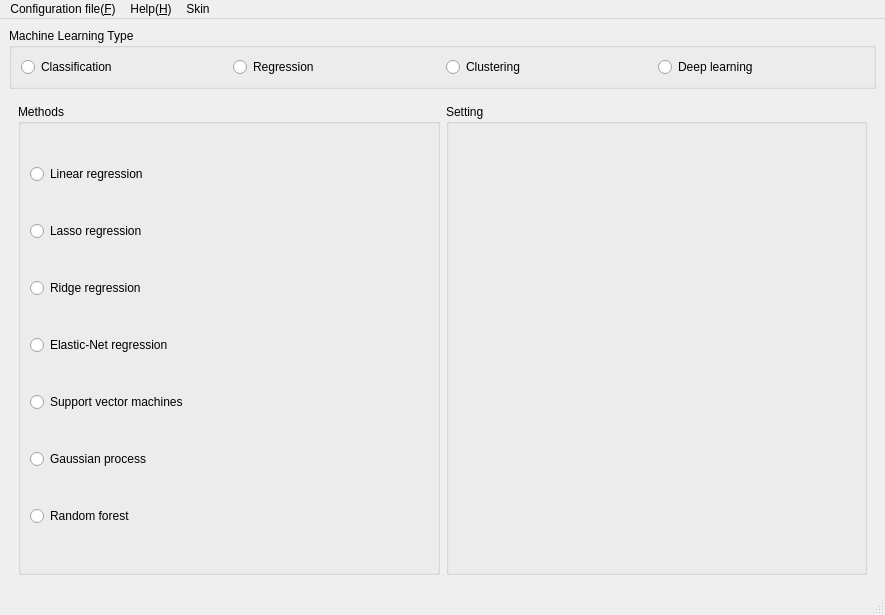
Qt form eslearn/GUI/easylearn_machine_learning_gui.ui (easylearn-fmri/easylearn_dev) before a commit.
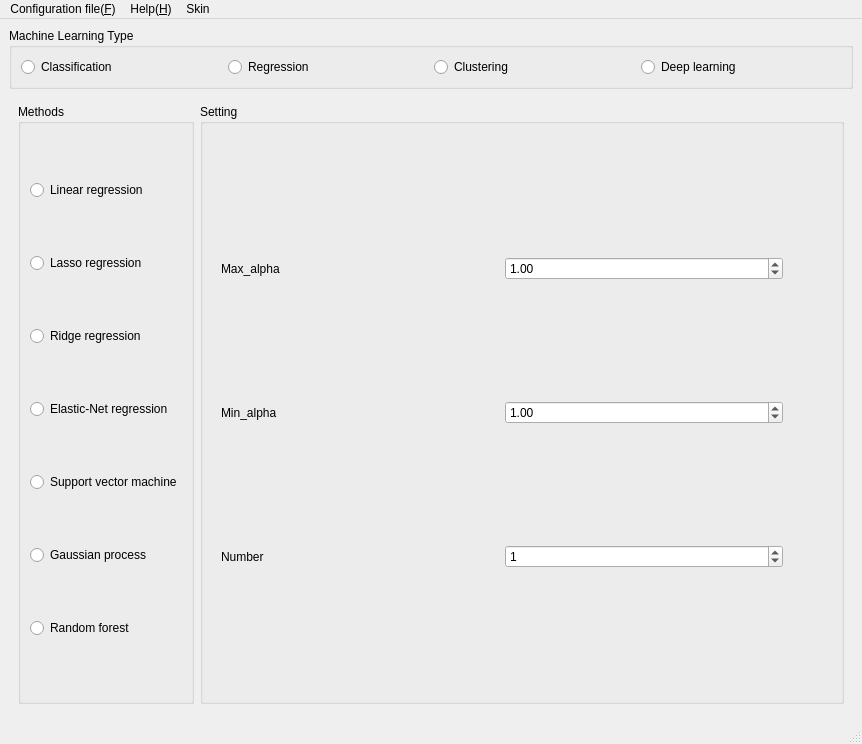
The same form after that commit. The open tabs and pages were chosen to show the change.

Commit message: remove private codes::SSD_classification

Diff of the .ui file:
```diff
--- a/eslearn/GUI/easylearn_machine_learning_gui.ui
+++ b/eslearn/GUI/easylearn_machine_learning_gui.ui
@@ -6,8 +6,8 @@
    <rect>
     <x>0</x>
     <y>0</y>
-    <width>885</width>
-    <height>615</height>
+    <width>862</width>
+    <height>744</height>
    </rect>
   </property>
   <property name="windowTitle">
@@ -15,8 +15,49 @@
   </property>
   <widget class="QWidget" name="centralwidget">
    <layout class="QGridLayout" name="gridLayout_9">
-    <item row="1" column="2">
-     <widget class="QStackedWidget" name="stackedWidget_type">
+    <item row="0" column="0">
+     <widget class="QGroupBox" name="groupBox_machine_learning_type">
+      <property name="title">
+       <string>Machine Learning Type</string>
+      </property>
+      <layout class="QGridLayout" name="gridLayout_19">
+       <item row="0" column="0">
+        <layout class="QHBoxLayout" name="horizontalLayout">
+         <item>
+          <widget class="QRadioButton" name="radioButton_classification">
+           <property name="text">
+            <string>Classification</string>
+           </property>
+          </widget>
+         </item>
+         <item>
+          <widget class="QRadioButton" name="radioButton_regression">
+           <property name="text">
+            <string>Regression</string>
+           </property>
+          </widget>
+         </item>
+         <item>
+          <widget class="QRadioButton" name="radioButton_clustering">
+           <property name="text">
+            <string>Clustering</string>
+           </property>
+          </widget>
+         </item>
+         <item>
+          <widget class="QRadioButton" name="radioButton_deeplearning">
+           <property name="text">
+            <string>Deep learning</string>
+           </property>
+          </widget>
+         </item>
+        </layout>
+       </item>
+      </layout>
+     </widget>
+    </item>
+    <item row="1" column="0">
+     <widget class="QStackedWidget" name="stackedWidget_machine_learning_type">
       <property name="layoutDirection">
        <enum>Qt::LeftToRight</enum>
       </property>
@@ -496,13 +537,165 @@
         </item>
        </layout>
       </widget>
-      <widget class="QWidget" name="stackedWidgetPage2" native="true">
+      <widget class="QWidget" name="stackedWidgetPage_regression">
        <layout class="QGridLayout" name="gridLayout_2">
         <item row="0" column="1">
          <widget class="QGroupBox" name="groupBox_5">
           <property name="title">
            <string>Setting</string>
           </property>
+          <layout class="QGridLayout" name="gridLayout_17">
+           <item row="0" column="0">
+            <widget class="QStackedWidget" name="stackedWidget_regression">
+             <property name="currentIndex">
+              <number>2</number>
+             </property>
+             <widget class="QWidget" name="to_linearregression"/>
+             <widget class="QWidget" name="to_lassoregression">
+              <layout class="QGridLayout" name="gridLayout_13">
+               <item row="0" column="1">
+                <widget class="QDoubleSpinBox" name="doubleSpinBox_regression_lasso_maxalpha">
+                 <property name="maximum">
+                  <double>10000.000000000000000</double>
+                 </property>
+                 <property name="value">
+                  <double>1.000000000000000</double>
+                 </property>
+                </widget>
+               </item>
+               <item row="2" column="1">
+                <widget class="QSpinBox" name="spinBox_regression_lasso_numalpha">
+                 <property name="maximum">
+                  <number>10000</number>
+                 </property>
+                 <property name="value">
+                  <number>1</number>
+                 </property>
+                </widget>
+               </item>
+               <item row="1" column="1">
+                <widget class="QDoubleSpinBox" name="doubleSpinBox_regression_lasso_minalpha">
+                 <property name="maximum">
+                  <double>10000.000000000000000</double>
+                 </property>
+                 <property name="value">
+                  <double>1.000000000000000</double>
+                 </property>
+                </widget>
+               </item>
+               <item row="2" column="0">
+                <widget class="QLabel" name="label_12">
+                 <property name="text">
+                  <string>Number</string>
+                 </property>
+                </widget>
+               </item>
+               <item row="1" column="0">
+                <widget class="QLabel" name="label_11">
+                 <property name="text">
+                  <string>Min_alpha</string>
+                 </property>
+                </widget>
+               </item>
+               <item row="0" column="0">
+                <widget class="QLabel" name="label_3">
+                 <property name="text">
+                  <string>Max_alpha</string>
+                 </property>
+                </widget>
+               </item>
+               <item row="0" column="2">
+                <spacer name="horizontalSpacer_2">
+                 <property name="orientation">
+                  <enum>Qt::Horizontal</enum>
+                 </property>
+                 <property name="sizeType">
+                  <enum>QSizePolicy::Fixed</enum>
+                 </property>
+                 <property name="sizeHint" stdset="0">
+                  <size>
+                   <width>40</width>
+                   <height>20</height>
+                  </size>
+                 </property>
+                </spacer>
+               </item>
+              </layout>
+             </widget>
+             <widget class="QWidget" name="to_ridgeregression">
+              <layout class="QGridLayout" name="gridLayout_18">
+               <item row="2" column="1">
+                <widget class="QSpinBox" name="spinBox_regression_ridge_numalpha">
+                 <property name="maximum">
+                  <number>10000</number>
+                 </property>
+                 <property name="value">
+                  <number>1</number>
+                 </property>
+                </widget>
+               </item>
+               <item row="2" column="0">
+                <widget class="QLabel" name="label_14">
+                 <property name="text">
+                  <string>Number</string>
+                 </property>
+                </widget>
+               </item>
+               <item row="1" column="0">
+                <widget class="QLabel" name="label_15">
+                 <property name="text">
+                  <string>Min_alpha</string>
+                 </property>
+                </widget>
+               </item>
+               <item row="0" column="1">
+                <widget class="QDoubleSpinBox" name="doubleSpinBox_regression_ridge_maxalpha">
+                 <property name="maximum">
+                  <double>10000.000000000000000</double>
+                 </property>
+                 <property name="value">
+                  <double>1.000000000000000</double>
+                 </property>
+                </widget>
+               </item>
+               <item row="1" column="1">
+                <widget class="QDoubleSpinBox" name="doubleSpinBox_regression_ridge_minalpha">
+                 <property name="maximum">
+                  <double>10000.000000000000000</double>
+                 </property>
+                 <property name="value">
+                  <double>1.000000000000000</double>
+                 </property>
+                </widget>
+               </item>
+               <item row="0" column="0">
+                <widget class="QLabel" name="label_13">
+                 <property name="text">
+                  <string>Max_alpha</string>
+                 </property>
+                </widget>
+               </item>
+               <item row="0" column="2">
+                <spacer name="horizontalSpacer_4">
+                 <property name="orientation">
+                  <enum>Qt::Horizontal</enum>
+                 </property>
+                 <property name="sizeType">
+                  <enum>QSizePolicy::Fixed</enum>
+                 </property>
+                 <property name="sizeHint" stdset="0">
+                  <size>
+                   <width>40</width>
+                   <height>20</height>
+                  </size>
+                 </property>
+                </spacer>
+               </item>
+              </layout>
+             </widget>
+            </widget>
+           </item>
+          </layout>
          </widget>
         </item>
         <item row="0" column="0">
@@ -549,7 +742,7 @@
            <item row="4" column="1">
             <widget class="QRadioButton" name="radioButton_7">
              <property name="text">
-              <string>Support vector machines</string>
+              <string>Support vector machine</string>
              </property>
             </widget>
            </item>
@@ -654,47 +847,7 @@
         </item>
        </layout>
       </widget>
-     </widget>
-    </item>
-    <item row="0" column="2">
-     <widget class="QGroupBox" name="groupBox">
-      <property name="title">
-       <string>Machine Learning Type</string>
-      </property>
-      <layout class="QHBoxLayout" name="horizontalLayout_2">
-       <item>
-        <layout class="QHBoxLayout" name="horizontalLayout">
-         <item>
-          <widget class="QRadioButton" name="radioButton_classification">
-           <property name="text">
-            <string>Classification</string>
-           </property>
-          </widget>
-         </item>
-         <item>
-          <widget class="QRadioButton" name="radioButton_regression">
-           <property name="text">
-            <string>Regression</string>
-           </property>
-          </widget>
-         </item>
-         <item>
-          <widget class="QRadioButton" name="radioButton_clustering">
-           <property name="text">
-            <string>Clustering</string>
-           </property>
-          </widget>
-         </item>
-         <item>
-          <widget class="QRadioButton" name="radioButton_deeplearning">
-           <property name="text">
-            <string>Deep learning</string>
-           </property>
-          </widget>
-         </item>
-        </layout>
-       </item>
-      </layout>
+      <widget class="QWidget" name="stackedWidgetPage_none"/>
      </widget>
     </item>
    </layout>
@@ -704,7 +857,7 @@
     <rect>
      <x>0</x>
      <y>0</y>
-     <width>885</width>
+     <width>862</width>
      <height>26</height>
     </rect>
    </property>
```
Left out of the diff: 69 changed lines with no effect on the pictures. The commit also changes 74 other files.
